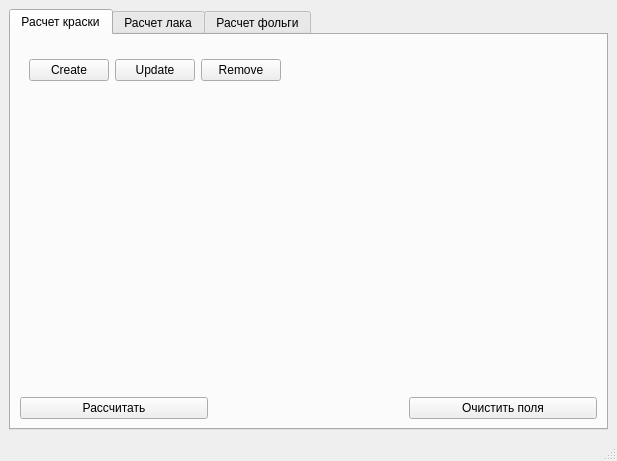
First picture: the form in mainwindow.ui, repository Alexcoratt/ColorCalc_GUI, before the edit.
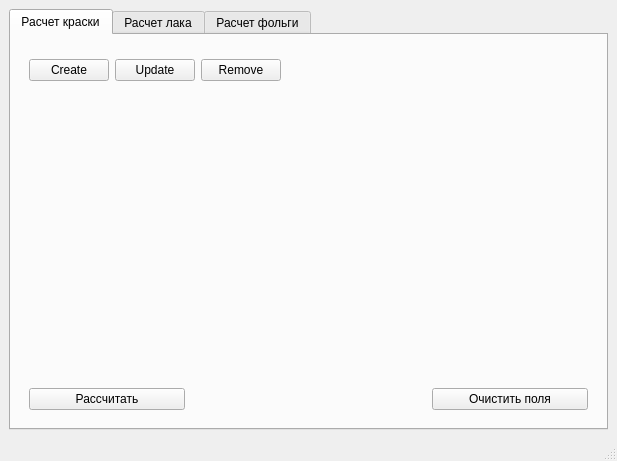
Second picture: the form after the edit. Custom widgets are drawn as their Qt base class.

Commit message: Included JSONConfigManager and DataManagers in the project

The edit to the form file:
```diff
--- a/mainwindow.ui
+++ b/mainwindow.ui
@@ -117,7 +117,8 @@
          </layout>
         </item>
         <item>
-         <layout class="QHBoxLayout" name="horizontalLayout_2">
+         <widget class="QWidget" name="horizontalWidget" native="true">
+          <layout class="QHBoxLayout" name="horizontalLayout_2" stretch="2,3,2">
           <item>
            <widget class="QPushButton" name="pcCalculateButton">
             <property name="text">
@@ -136,6 +137,7 @@
            </widget>
           </item>
          </layout>
+         </widget>
         </item>
        </layout>
       </widget>
```
Lines whose indentation alone changed are shown as unchanged. The commit also changes 2 other files.
